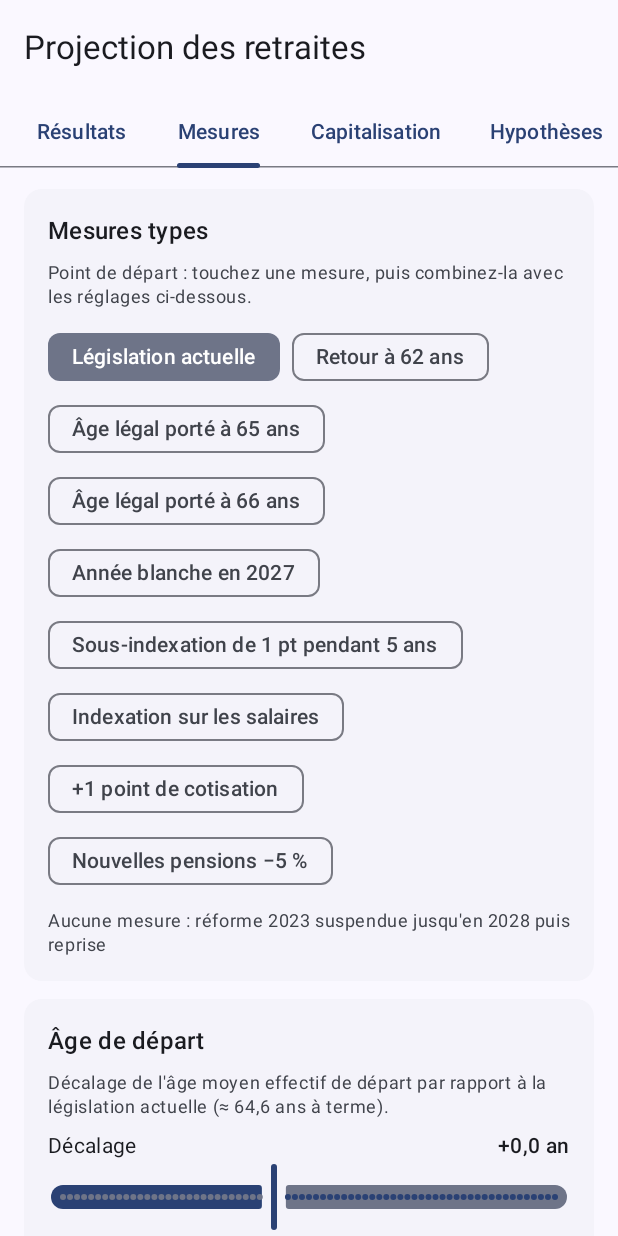
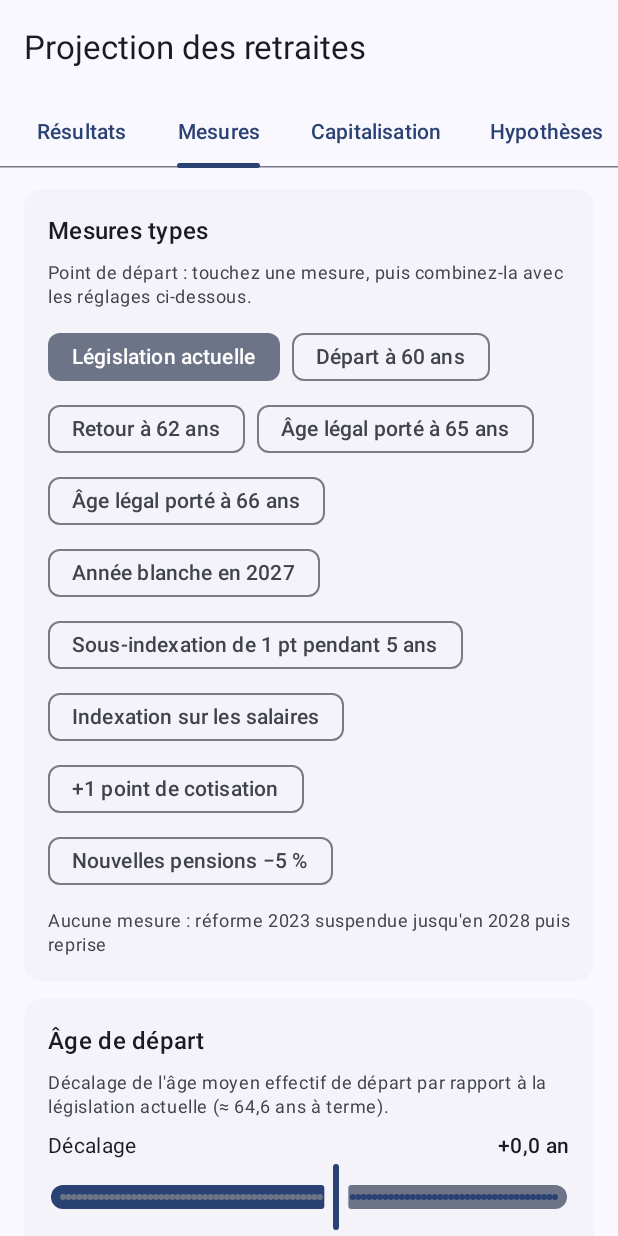
Before and after one commit to ThierryLcode/Gestion-csv, an Android app built with Jetpack Compose: the screen it shows after launch (MainActivity), tab 2 chosen, on a phone screen of 412 x 824 dp. Run offline under Robolectric (Android 15) with nearby library versions, the phone set to English and light mode, and no system bars.

Commit message:
Projection retraites : hypothèse de départ à 60 ans, mention du développeur
- Mesure type « Départ à 60 ans » (âge moyen de départ réduit d'environ
  2,3 ans, 6 mois par an à partir de 2027) ; curseur de décalage étendu à -5 ans.
- Section « À propos » (développeur : Thierry LORGEOU, version) dans
  l'onglet Méthode, README et notes de version.
- Version 0.3.0.

Co-Authored-By: Claude Opus 5.5 <noreply@anthropic.com>
Claude-Session: https://claude.ai/code/session_0113qTtCtzP9VpXuC9va3zrP

```diff
--- a/retraites/app/build.gradle.kts
+++ b/retraites/app/build.gradle.kts
@@ -12,8 +12,8 @@ android {
         applicationId = "fr.retraites.projection"
         minSdk = 26
         targetSdk = 35
-        versionCode = 2
-        versionName = "0.2.0"
+        versionCode = 3
+        versionName = "0.3.0"
     }
 
     buildTypes {
@@ -36,6 +36,7 @@ android {
 
     buildFeatures {
         compose = true
+        buildConfig = true
     }
 }
 
--- a/retraites/app/src/main/java/fr/retraites/app/ui/Ecrans.kt
+++ b/retraites/app/src/main/java/fr/retraites/app/ui/Ecrans.kt
@@ -139,7 +139,7 @@ fun EcranMesures(etat: EtatUi, onMesures: (Mesures) -> Unit) = Defilement {
     }
 
     Section("Âge de départ", "Décalage de l'âge moyen effectif de départ par rapport à la législation actuelle (≈ 64,6 ans à terme).") {
-        Curseur("Décalage", m.decalageAge, -3.0, 4.0, 0.1, { signe(it) + " an" }) { onMesures(m.copy(decalageAge = it)) }
+        Curseur("Décalage", m.decalageAge, -5.0, 4.0, 0.1, { signe(it) + " an" }) { onMesures(m.copy(decalageAge = it)) }
         Curseur("À partir de", m.anneeDebutAge.toDouble(), 2026.0, 2045.0, 1.0, { it.toInt().toString() }) {
             onMesures(m.copy(anneeDebutAge = it.toInt()))
         }
@@ -475,6 +475,11 @@ fun EcranDemographie(etat: EtatUi) = Defilement {
 
 @Composable
 fun EcranMethode() = Defilement {
+    Section("À propos") {
+        Text("Projection retraites", style = MaterialTheme.typography.titleSmall, fontWeight = FontWeight.SemiBold)
+        Paragraphe("Développeur : Thierry LORGEOU")
+        Paragraphe("Version ${fr.retraites.app.BuildConfig.VERSION_NAME}")
+    }
     Section("Ce que fait l'application") {
         Paragraphe(
             "Elle projette, année par année de 2025 à 2070, la population française par sexe et âge détaillé, " +
--- a/retraites/modele/src/main/kotlin/fr/retraites/modele/Analyses.kt
+++ b/retraites/modele/src/main/kotlin/fr/retraites/modele/Analyses.kt
@@ -76,6 +76,7 @@ object Catalogue {
 
     val mesures = listOf(
         Preset("Législation actuelle", "Aucune mesure : réforme 2023 suspendue jusqu'en 2028 puis reprise", Mesures()),
+        Preset("Départ à 60 ans", "Âge légal ramené à 60 ans (6 mois par an à partir de 2027), durée d'assurance de 43 ans maintenue : âge moyen de départ réduit d'environ 2,3 ans (ordre de grandeur)", Mesures(decalageAge = -2.3, anneeDebutAge = 2027, rythmeAge = 0.5)),
         Preset("Retour à 62 ans", "Abrogation de la réforme de 2023 : âge moyen de départ réduit d'environ 1 an (ordre de grandeur)", Mesures(decalageAge = -1.0, anneeDebutAge = 2027)),
         Preset("Âge légal porté à 65 ans", "+3 mois par génération à partir de 2033 ; effet sur l'âge effectif ≈ 0,8 an", Mesures(decalageAge = 0.8, anneeDebutAge = 2033)),
         Preset("Âge légal porté à 66 ans", "+3 mois par génération à partir de 2033 ; effet sur l'âge effectif ≈ 1,6 an", Mesures(decalageAge = 1.6, anneeDebutAge = 2033)),
```
Also changed, not shown: 3 other files.
